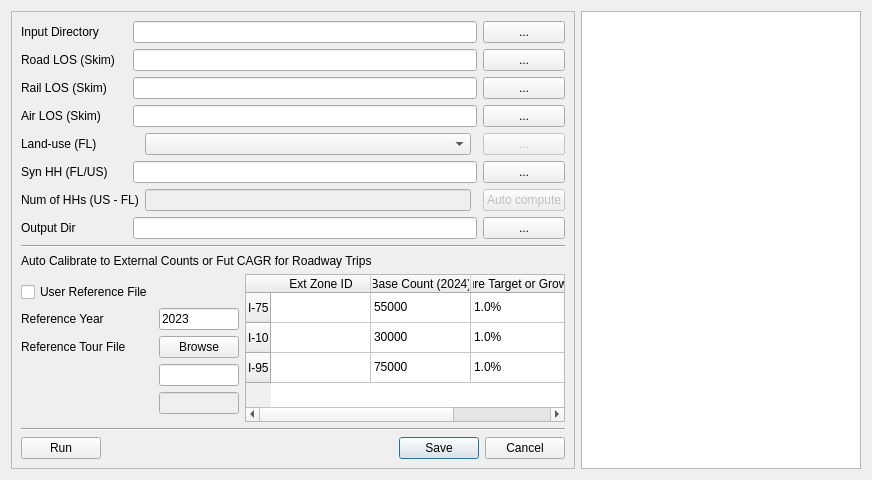
Before: the Qt Designer form ui/LDT_OS.ui in TSMv6/tsm_panel, drawn with Qt 5.
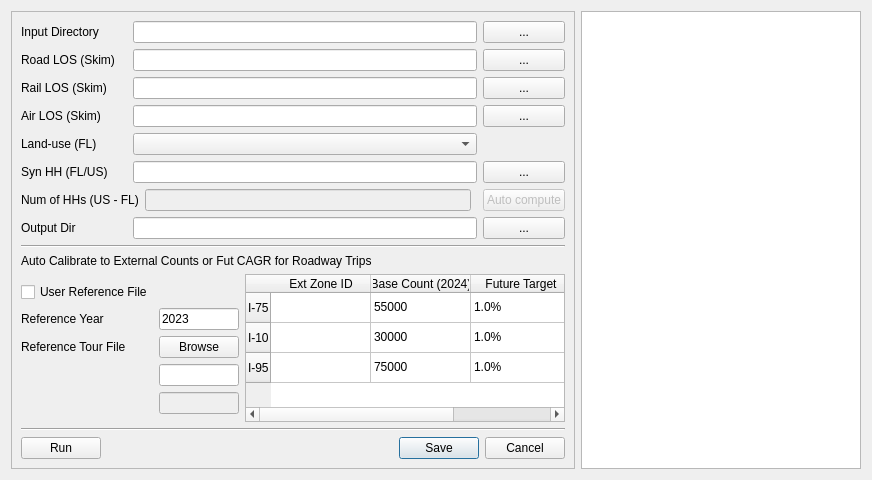
After: the same form once the commit is applied.

Commit message: LDT visitor GUI: "Run incremental" checkbox, aligned form, tidier table

The edit to the form file:
```diff
--- a/ui/LDT_OS.ui
+++ b/ui/LDT_OS.ui
@@ -148,16 +148,6 @@
           </property>
          </widget>
         </item>
-        <item row="4" column="5">
-         <widget class="QPushButton" name="browse_LDTLanduse">
-          <property name="enabled">
-           <bool>false</bool>
-          </property>
-          <property name="text">
-           <string>...</string>
-          </property>
-         </widget>
-        </item>
         <item row="7" column="0">
          <widget class="QLabel" name="label_3">
           <property name="text">
@@ -168,7 +158,7 @@
         <item row="3" column="2" colspan="3">
          <widget class="QLineEdit" name="lineEdit_AirSkim"/>
         </item>
-        <item row="4" column="3">
+        <item row="4" column="2" colspan="3">
          <widget class="QComboBox" name="comboBox_LU"/>
         </item>
        </layout>
@@ -309,7 +299,7 @@
           </column>
           <column>
            <property name="text">
-            <string>Future Target or Growth %</string>
+            <string>Future Target</string>
            </property>
           </column>
           <item row="0" column="1">
```
The commit also changes 1 other file.
